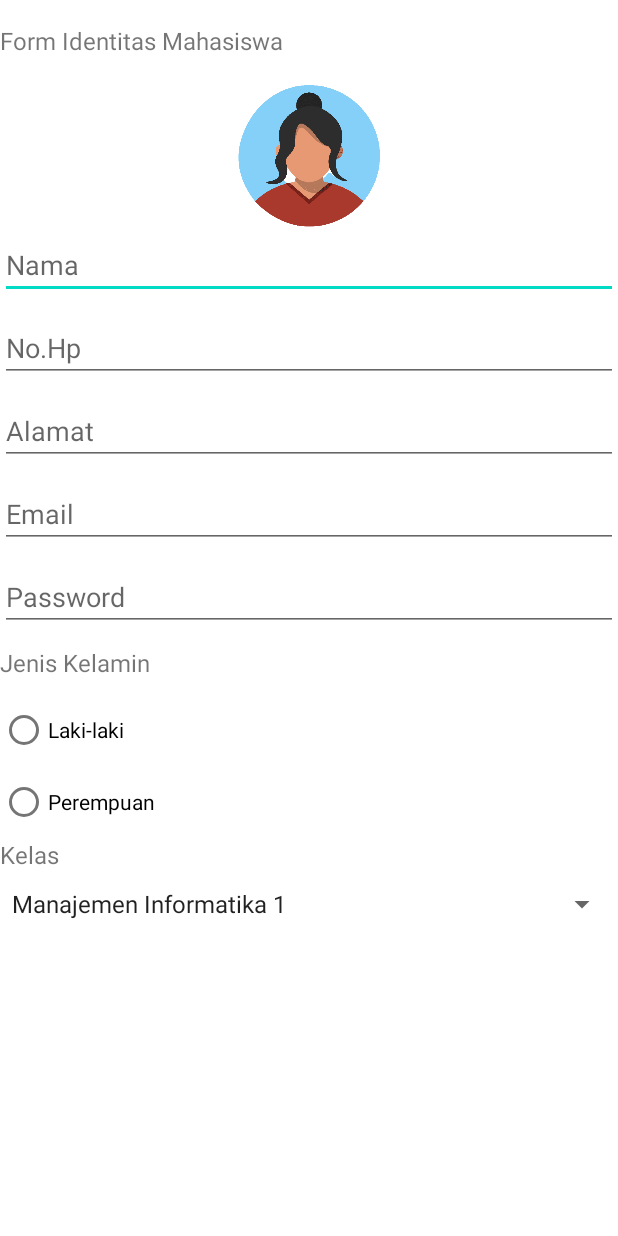
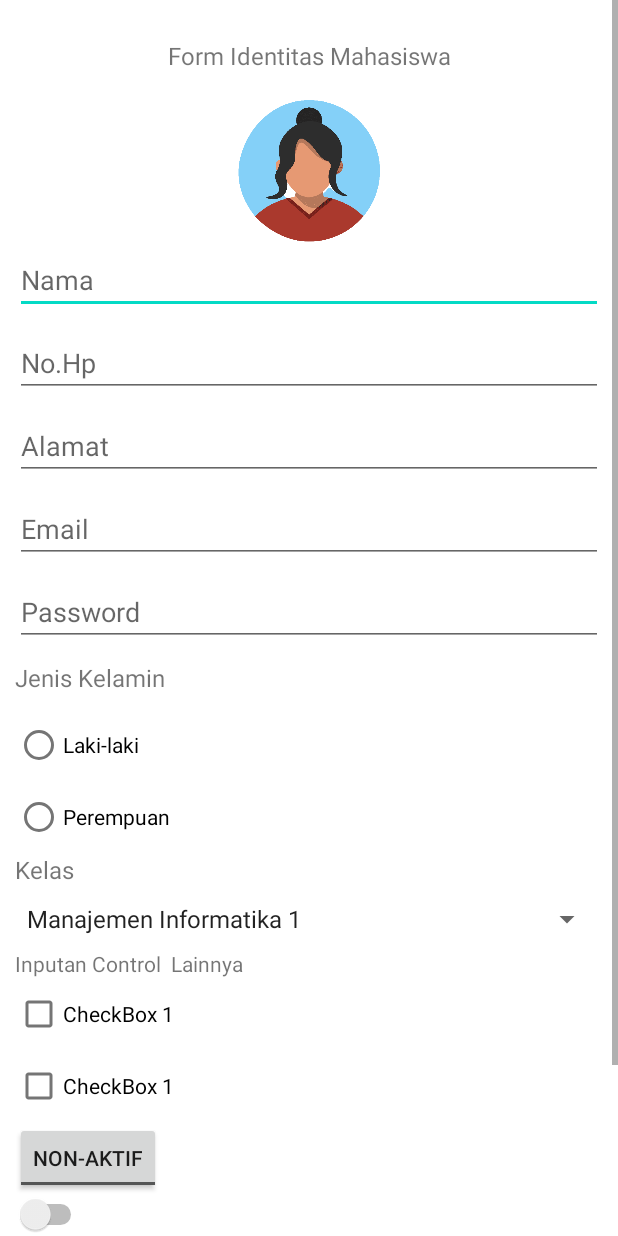
Before and after one commit to Oktisetianing/Catat-Pengeluaran, an Android app: the layout activity_form.xml on its own in the app's theme, with its tools: preview values and no code run, on a phone screen of 412 x 824 dp. Run offline under Robolectric (Android 15) with nearby library versions, the phone set to English and light mode, and no system bars.

Commit message:
materi activity

```diff
--- a/app/src/main/AndroidManifest.xml
+++ b/app/src/main/AndroidManifest.xml
@@ -9,6 +9,10 @@
         android:roundIcon="@mipmap/ic_launcher_round"
         android:supportsRtl="true"
         android:theme="@style/Theme.CatatPengeluaran">
+        <activity
+            android:name=".FormActivity"
+            android:exported="false" />
+        <activity android:name=".DataActivity"></activity>
         <activity android:name=".MainActivity">
             <intent-filter>
                 <action android:name="android.intent.action.MAIN" />
--- a/app/src/main/res/layout/activity_form.xml
+++ b/app/src/main/res/layout/activity_form.xml
@@ -9,15 +9,17 @@
     <LinearLayout
         android:layout_width="match_parent"
         android:layout_height="0dp"
+        android:padding="10dp"
         android:orientation="vertical">
         <TextView
             android:layout_width="match_parent"
             android:layout_height="wrap_content"
             android:layout_marginVertical="16dp"
             android:text="Form Identitas Mahasiswa"
-            android:layout_gravity="center"
+            android:textAlignment="center"
             android:textSize="16sp"
-            android:id="@+id/tv_judul" />
+            android:id="@+id/tv_judul"
+            android:gravity="center_horizontal" />
         <ImageView
             android:layout_width="100dp"
             android:layout_height="100dp"
@@ -28,7 +30,7 @@
             android:layout_height="wrap_content"
             android:hint="Nama"
             style="@style/MarginEditText"
-            android:id="@+id/et_nohp" />
+            android:id="@+id/et_nama" />
         <EditText
             android:layout_width="match_parent"
             android:layout_height="wrap_content"
@@ -87,5 +89,73 @@
             android:layout_height="wrap_content"
             android:entries="@array/Kelas" >
         </Spinner>
+
+        <TextView
+            android:layout_width="wrap_content"
+            android:layout_height="wrap_content"
+            android:layout_marginTop="8dp"
+            android:text="Inputan Control  Lainnya"/>
+
+        <CheckBox
+            android:layout_width="wrap_content"
+            android:layout_height="wrap_content"
+            android:text="CheckBox 1"
+            android:id="@+id/cb_satu"/>
+
+        <CheckBox
+            android:layout_width="wrap_content"
+            android:layout_height="wrap_content"
+            android:text="CheckBox 1"
+            android:id="@+id/cb_dua"/>
+
+        <ToggleButton
+            android:layout_width="wrap_content"
+            android:layout_height="wrap_content"
+            android:textOff="Non-Aktif"
+            android:textOn="Aktif"/>
+
+        <Switch
+            android:layout_width="wrap_content"
+            android:layout_height="wrap_content" />
+
+        <SeekBar
+            android:layout_width="wrap_content"
+            android:layout_height="wrap_content" />
+
+        <RatingBar
+            android:layout_width="wrap_content"
+            android:layout_height="wrap_content"
+            android:numStars="5"/>
+
+        <HorizontalScrollView
+            android:layout_width="wrap_content"
+            android:layout_height="wrap_content">
+
+            <LinearLayout
+                android:layout_width="wrap_content"
+                android:layout_height="wrap_content"
+                android:orientation="horizontal">
+                <Button
+                    android:layout_width="wrap_content"
+                    android:layout_height="wrap_content"
+                    android:text="Button 1"
+                    android:layout_marginEnd="8dp"/>
+                <Button
+                    android:layout_width="wrap_content"
+                    android:layout_height="wrap_content"
+                    android:text="Button 2"
+                    android:layout_marginEnd="8dp"/>
+                <Button
+                    android:layout_width="wrap_content"
+                    android:layout_height="wrap_content"
+                    android:text="Button 3"
+                    android:layout_marginEnd="8dp"/>
+                <Button
+                    android:layout_width="wrap_content"
+                    android:layout_height="wrap_content"
+                    android:text="Button 4"
+                    android:layout_marginEnd="8dp"/>
+            </LinearLayout>
+        </HorizontalScrollView>
     </LinearLayout>
 </ScrollView>
```
Also changed, not shown: app/src/main/java/com/example/catatpengeluaran/DataActivity.java (added, +23 -0 lines), app/src/main/java/com/example/catatpengeluaran/MainActivity.java (+63 -0 lines), app/src/main/res/layout/activity_data.xml (added, +102 -0 lines), app/src/main/res/layout/activity_main.xml (+10 -6 lines).
